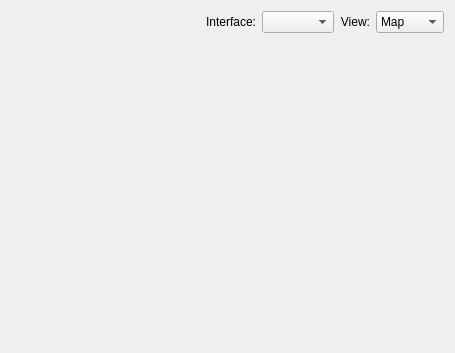
This is libs/ui/scanwidget.ui in KDE/networkmanagement as Qt 5 draws it before an edit. The edited form follows.
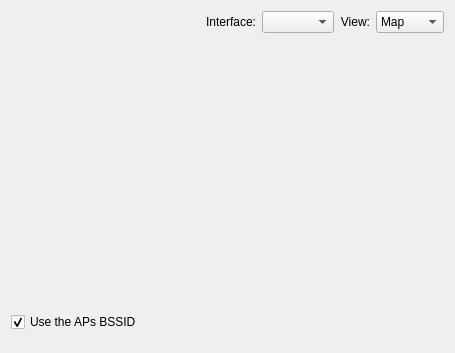
This is the edited form. Custom widgets are drawn as their Qt base class.

Commit message: Allow to automatically set the connection's BSSID to the BSSID of the AP selected in the scanwidget.

The edit to the form file:
```diff
--- a/libs/ui/scanwidget.ui
+++ b/libs/ui/scanwidget.ui
@@ -90,7 +90,39 @@
      <property name="sizeHint" stdset="0">
       <size>
        <width>20</width>
-       <height>50</height>
+       <height>10</height>
+      </size>
+     </property>
+    </spacer>
+   </item>
+   <item>
+    <widget class="QCheckBox" name="m_useBssid">
+     <property name="toolTip">
+      <string>Use the selected AP's BSSID in the connection settings</string>
+     </property>
+     <property name="whatsThis">
+      <string>Automatically set the BSSID in the connection settings to the selected AP's BSSID. This is useful if multiple networks with the same SSID, but different BSSIDs exist.</string>
+     </property>
+     <property name="text">
+      <string>Use the APs BSSID</string>
+     </property>
+     <property name="checked">
+      <bool>true</bool>
+     </property>
+    </widget>
+   </item>
+   <item>
+    <spacer name="verticalSpacer_2">
+     <property name="orientation">
+      <enum>Qt::Vertical</enum>
+     </property>
+     <property name="sizeType">
+      <enum>QSizePolicy::Preferred</enum>
+     </property>
+     <property name="sizeHint" stdset="0">
+      <size>
+       <width>20</width>
+       <height>10</height>
       </size>
      </property>
     </spacer>
```
The commit also changes 3 other files.
